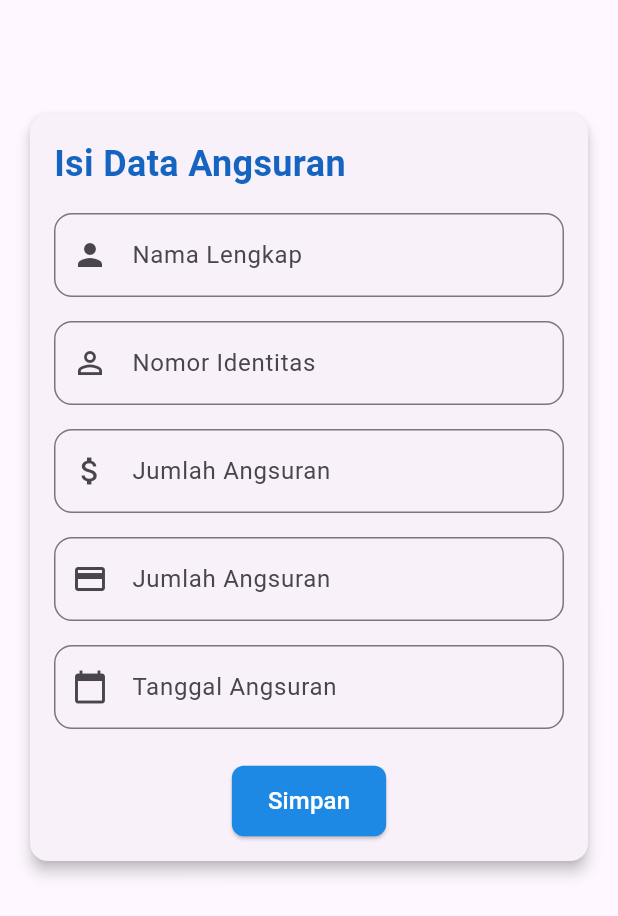
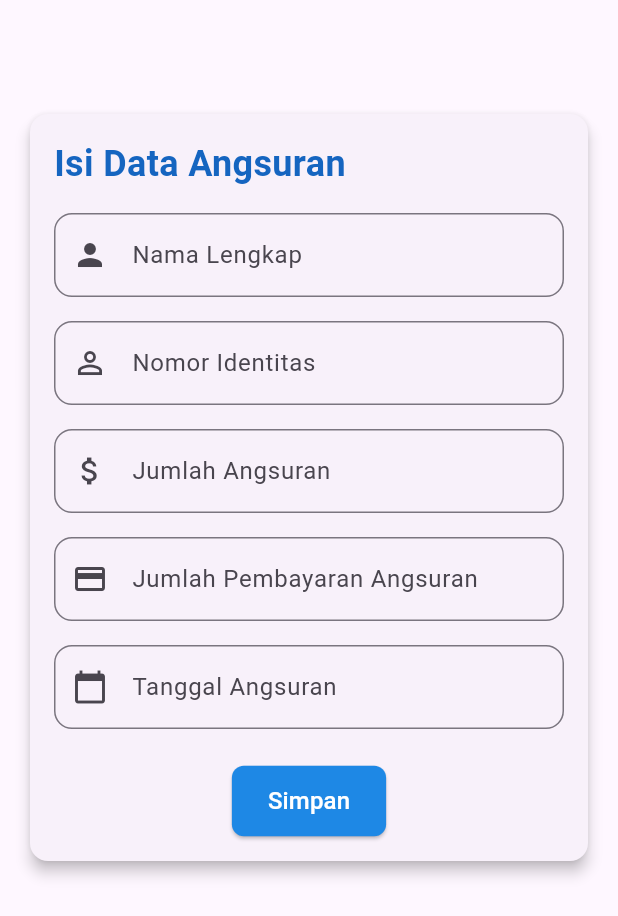
Before and after one commit to endah129/uas_mob3_klp06, a Flutter app: the InputdataAngsuran screen opened directly, on a phone screen of 412 x 824 dp. Shown: the top 916 px of the screen. Run offline on Flutter 3.47's test engine with Material 3 defaults, Android fonts, the light colour scheme and no system bars; our stand-ins replace cloud_firestore, firebase_auth, firebase_core; accounts and stored records are empty.

Commit message:
label jumlah angsuran

```diff
--- a/lib/angsuran/inputData_Angsuran.dart
+++ b/lib/angsuran/inputData_Angsuran.dart
@@ -63,8 +63,8 @@ class InputdataAngsuran extends StatelessWidget {
                 const SizedBox(height: 16),
                 _buildTextField(
                   controller: pembayaranController,
-                  label: 'Jumlah Angsuran',
-                  hint: 'Masukkan jumlah Angsuran',
+                  label: 'Jumlah Pembayaran Angsuran',
+                  hint: 'Masukkan jumlah pembayaran Angsuran',
                   icon: Icons.payment,
                   keyboardType: TextInputType.number,
                 ),
```
